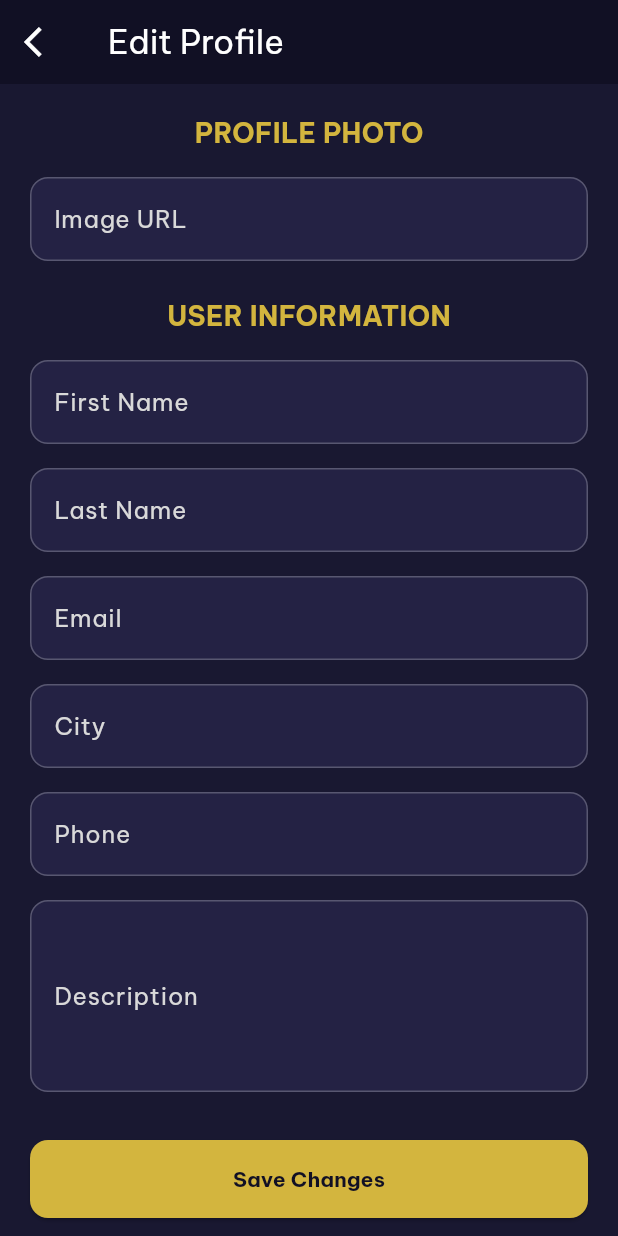
After one commit to pbp-kelompok-f3/kulatih-mobile, a Flutter app: the EditProfile screen opened directly, on a phone screen of 412 x 824 dp. The commit adds this screen. Run offline on Flutter 3.47's test engine with Material 3 defaults, Android fonts, the light colour scheme and no system bars; our stand-ins replace google_fonts; missing offline and left inert: pbp_django_auth; accounts and stored records are empty.

Commit message:
Added profile edit

```diff
--- a/lib/albert-user/screens/coach_profile.dart
+++ b/lib/albert-user/screens/coach_profile.dart
@@ -32,12 +32,6 @@ class CoachProfile extends StatelessWidget {
         _buildCoachRow("Sport", sportLabel),
         _buildCoachRow("Hourly Fee", feeLabel),
       ],
-      bottomNavigationBar: BottomNavBar(
-        currentIndex: 0, // Index 0 = Coach/Find Coach
-        onTap: (index) {
-          Navigator.pop(context);
-        },
-      ),
     );
   }
 
--- /dev/null
+++ b/lib/albert-user/screens/edit_profile.dart
@@ -0,0 +1,384 @@
+import 'dart:convert';
+import 'package:flutter/material.dart';
+import 'package:provider/provider.dart';
+import 'package:pbp_django_auth/pbp_django_auth.dart';
+import 'package:kulatih_mobile/models/user_provider.dart';
+import 'package:kulatih_mobile/theme/app_colors.dart';
+import 'package:kulatih_mobile/albert-user/widgets/coach_card.dart'; // For sportChoices
+
+class EditProfile extends StatefulWidget {
+  const EditProfile({super.key});
+
+  @override
+  State<EditProfile> createState() => _EditProfileState();
+}
+
+class _EditProfileState extends State<EditProfile> {
+  final _formKey = GlobalKey<FormState>();
+  bool _isLoading = false;
+
+  // Controllers for form fields
+  late TextEditingController _firstNameController;
+  late TextEditingController _lastNameController;
+  late TextEditingController _emailController;
+  late TextEditingController _cityController;
+  late TextEditingController _phoneController;
+  late TextEditingController _descriptionController;
+  late TextEditingController
+  _profilePhotoController; // Controller for photo URL
+
+  // Coach-specific fields
+  late TextEditingController _hourlyFeeController;
+  String? _selectedSport;
+
+  // For image preview
+  String _photoPreviewUrl = '';
+
+  @override
+  void initState() {
+    super.initState();
+    final userProfile = context.read<UserProvider>().userProfile;
+
+    // Pre-fill form with existing data
+    _firstNameController = TextEditingController(
+      text: userProfile?.firstName ?? '',
+    );
+    _lastNameController = TextEditingController(
+      text: userProfile?.lastName ?? '',
+    );
+    _emailController = TextEditingController(text: userProfile?.email ?? '');
+    _cityController = TextEditingController(
+      text: userProfile?.profile?.city ?? '',
+    );
+    _phoneController = TextEditingController(
+      text: userProfile?.profile?.phone ?? '',
+    );
+    _descriptionController = TextEditingController(
+      text: userProfile?.profile?.description ?? '',
+    );
+    _profilePhotoController = TextEditingController(
+      text: userProfile?.profile?.profilePhoto ?? '',
+    );
+    _photoPreviewUrl = userProfile?.profile?.profilePhoto ?? '';
+
+    // Update preview on text change
+    _profilePhotoController.addListener(() {
+      if (mounted && _profilePhotoController.text != _photoPreviewUrl) {
+        setState(() {
+          _photoPreviewUrl = _profilePhotoController.text;
+        });
+      }
+    });
+
+    if (userProfile?.isCoach ?? false) {
+      _hourlyFeeController = TextEditingController(
+        text: userProfile?.profile?.hourlyFee?.toString() ?? '0',
+      );
+      _selectedSport = userProfile?.profile?.sport;
+    }
+  }
+
+  @override
+  void dispose() {
+    _firstNameController.dispose();
+    _lastNameController.dispose();
+    _emailController.dispose();
+    _cityController.dispose();
+    _phoneController.dispose();
+    _descriptionController.dispose();
+    _profilePhotoController.dispose();
+    if (context.read<UserProvider>().isCoach) {
+      _hourlyFeeController.dispose();
+    }
+    super.dispose();
+  }
+
+  Future<void> _saveProfile() async {
+    if (!_formKey.currentState!.validate()) return;
+
+    setState(() => _isLoading = true);
+
+    final request = context.read<CookieRequest>();
+    final userProvider = context.read<UserProvider>();
+
+    final Map<String, dynamic> data = {
+      'first_name': _firstNameController.text,
+      'last_name': _lastNameController.text,
+      'email': _emailController.text,
+      'city': _cityController.text,
+      'phone': _phoneController.text,
+      'description': _descriptionController.text,
+      'profile_photo': _profilePhotoController.text, // Add photo URL to payload
+    };
+
+    if (userProvider.isCoach) {
+      data['sport'] = _selectedSport;
+      data['hourly_fee'] = int.tryParse(_hourlyFeeController.text) ?? 0;
+    }
+
+    try {
+      final response = await request.postJson(
+        "http://localhost:8000/account/edit-profile-flutter/",
+        jsonEncode(data),
+      );
+
+      if (context.mounted) {
+        if (response['status'] == true) {
+          final currentUser = userProvider.userProfile!;
+          final updatedUserJson = {
+            ...currentUser.toJson(),
+            ...response['user'],
+            'profile': {
+              ...currentUser.profile!.toJson(),
+              ...response['profile'],
+            },
+          };
+
+          final finalUserData = Map<String, dynamic>.from(updatedUserJson);
+          finalUserData['profile'] = Map<String, dynamic>.from(
+            updatedUserJson['profile'],
+          );
+
+          userProvider.login(finalUserData);
+
+          ScaffoldMessenger.of(context).showSnackBar(
+            const SnackBar(
+              content: Text("Profile updated successfully!"),
+              backgroundColor: Colors.green,
+            ),
+          );
+          Navigator.of(context).pop();
+        } else {
+          ScaffoldMessenger.of(context).showSnackBar(
+            SnackBar(
+              content: Text("Error: ${response['message']}"),
+              backgroundColor: Colors.red,
+            ),
+          );
+        }
+      }
+    } catch (e) {
+      if (context.mounted) {
+        ScaffoldMessenger.of(context).showSnackBar(
+          SnackBar(
+            content: Text("An error occurred: $e"),
+            backgroundColor: Colors.red,
+          ),
+        );
+      }
+    } finally {
+      if (mounted) {
+        setState(() => _isLoading = false);
+      }
+    }
+  }
+
+  @override
+  Widget build(BuildContext context) {
+    final userProvider = context.watch<UserProvider>();
+
+    return Scaffold(
+      backgroundColor: AppColors.bg,
+      appBar: AppBar(
+        title: const Text("Edit Profile"),
+        backgroundColor: AppColors.navBarBg,
+        scrolledUnderElevation: 0,
+        leading: IconButton(
+          icon: const Icon(Icons.arrow_back_ios),
+          onPressed: () => Navigator.of(context).pop(),
+        ),
+      ),
+      body: SingleChildScrollView(
+        padding: const EdgeInsets.all(20.0),
+        child: Form(
+          key: _formKey,
+          child: Column(
+            crossAxisAlignment: CrossAxisAlignment.start,
+            children: [
+              // PROFILE PHOTO
+              const Center(
+                child: Text(
+                  "PROFILE PHOTO",
+                  style: TextStyle(
+                    color: AppColors.textHeading,
+                    fontSize: 18,
+                    fontWeight: FontWeight.bold,
+                  ),
+                ),
+              ),
+              const SizedBox(height: 16),
+              if (_photoPreviewUrl.isNotEmpty)
+                Center(
+                  child: Padding(
+                    padding: const EdgeInsets.only(bottom: 16.0),
+                    child: ClipRRect(
+                      borderRadius: BorderRadius.circular(12),
+                      child: Image.network(
+                        'http://localhost:8000/account/proxy-image/?url=${Uri.encodeComponent(_photoPreviewUrl)}',
+                        height: 120,
+                        width: 120,
+                        fit: BoxFit.cover,
+                        errorBuilder: (context, error, stackTrace) => Container(
+                          height: 120,
+                          width: 120,
+                          decoration: BoxDecoration(
+                            color: AppColors.cardBg,
+                            borderRadius: BorderRadius.circular(12),
+                            border: Border.all(color: Colors.white24),
+                          ),
+                          child: const Icon(
+                            Icons.no_photography,
+                            color: Colors.white54,
+                            size: 40,
+                          ),
+                        ),
+                      ),
+                    ),
+                  ),
+                ),
+              _buildTextField(_profilePhotoController, "Image URL"),
+              const SizedBox(height: 24),
+
+              // USER INFORMATION
+              const Center(
+                child: Text(
+                  "USER INFORMATION",
+                  style: TextStyle(
+                    color: AppColors.textHeading,
+                    fontSize: 18,
+                    fontWeight: FontWeight.bold,
+                  ),
+                ),
+              ),
+              const SizedBox(height: 16),
+              _buildTextField(_firstNameController, "First Name"),
+              const SizedBox(height: 16),
+              _buildTextField(_lastNameController, "Last Name"),
+              const SizedBox(height: 16),
+              _buildTextField(
+                _emailController,
+                "Email",
+                keyboardType: TextInputType.emailAddress,
+              ),
+              const SizedBox(height: 16),
+              _buildTextField(_cityController, "City"),
+              const SizedBox(height: 16),
+              _buildTextField(
+                _phoneController,
+                "Phone",
+                keyboardType: TextInputType.phone,
+              ),
+              const SizedBox(height: 16),
+              _buildTextField(
+                _descriptionController,
+                "Description",
+                maxLines: 4,
+              ),
+
+              if (userProvider.isCoach) ...[
+                const SizedBox(height: 24),
+                const Text(
+                  "Coach Information",
+                  style: TextStyle(
+                    color: AppColors.textHeading,
+                    fontSize: 18,
+                    fontWeight: FontWeight.bold,
+                  ),
+                ),
+                const SizedBox(height: 16),
+                _buildSportDropdown(),
+                const SizedBox(height: 16),
+                _buildTextField(
+                  _hourlyFeeController,
+                  "Hourly Fee (IDR)",
+                  keyboardType: TextInputType.number,
+                ),
+              ],
+
+              const SizedBox(height: 32),
+              SizedBox(
+                width: double.infinity,
+                child: ElevatedButton(
+                  onPressed: _isLoading ? null : _saveProfile,
+                  style: ElevatedButton.styleFrom(
+                    backgroundColor: AppColors.primary,
+                    padding: const EdgeInsets.symmetric(vertical: 16),
+                    shape: RoundedRectangleBorder(
+                      borderRadius: BorderRadius.circular(12),
+                    ),
+                  ),
+                  child: _isLoading
+                      ? const CircularProgressIndicator(
+                          color: AppColors.buttonText,
+                        )
+                      : const Text(
+                          "Save Changes",
+                          style: TextStyle(
+                            color: AppColors.buttonText,
+                            fontWeight: FontWeight.bold,
+                          ),
+                        ),
+                ),
+              ),
+            ],
+          ),
+        ),
+      ),
+    );
+  }
+
+  Widget _buildTextField(
+    TextEditingController controller,
+    String label, {
+    int maxLines = 1,
+    TextInputType? keyboardType,
+  }) {
+    return TextFormField(
+      controller: controller,
+      maxLines: maxLines,
+      keyboardType: keyboardType,
+      style: const TextStyle(color: AppColors.textPrimary),
+      decoration: InputDecoration(
+        labelText: label,
+        labelStyle: const TextStyle(color: AppColors.textSecondary),
+        filled: true,
+        fillColor: AppColors.cardBg,
+        border: OutlineInputBorder(borderRadius: BorderRadius.circular(12)),
+        enabledBorder: OutlineInputBorder(
+          borderRadius: BorderRadius.circular(12),
+          borderSide: const BorderSide(color: Colors.white24),
+        ),
+      ),
+    );
+  }
+
+  Widget _buildSportDropdown() {
+    return DropdownButtonFormField<String>(
+      value: _selectedSport,
+      items: sportChoices.entries.map((entry) {
+        return DropdownMenuItem<String>(
+          value: entry.key,
+          child: Text(entry.value),
+        );
+      }).toList(),
+      onChanged: (value) {
+        setState(() {
+          _selectedSport = value;
+        });
+      },
+      decoration: InputDecoration(
+        labelText: "Sport",
+        labelStyle: const TextStyle(color: AppColors.textSecondary),
+        filled: true,
+        fillColor: AppColors.cardBg,
+        border: OutlineInputBorder(borderRadius: BorderRadius.circular(12)),
+        enabledBorder: OutlineInputBorder(
+          borderRadius: BorderRadius.circular(12),
+          borderSide: const BorderSide(color: Colors.white24),
+        ),
+      ),
+      dropdownColor: AppColors.cardBg,
+      style: const TextStyle(color: AppColors.textPrimary),
+    );
+  }
+}
--- a/lib/albert-user/screens/member_profile.dart
+++ b/lib/albert-user/screens/member_profile.dart
@@ -20,12 +20,6 @@ class MemberProfile extends StatelessWidget {
     return ProfileLayout(
       user: userProfile,
       extraInfoRows: const [], // Member tidak punya extra info
-      bottomNavigationBar: BottomNavBar(
-        currentIndex: 0, // Index 0 = Coach/Find Coach
-        onTap: (index) {
-          Navigator.pop(context);
-        },
-      ),
     );
   }
 }
--- a/lib/albert-user/screens/register_coach.dart
+++ b/lib/albert-user/screens/register_coach.dart
@@ -48,6 +48,7 @@ class _RegisterCoachPageState extends State<RegisterCoachPage> {
       backgroundColor: const Color(0xFF1A1625),
       appBar: AppBar(
         backgroundColor: const Color(0xFF1A1625),
+        scrolledUnderElevation: 0,
         leading: IconButton(
           icon: const Icon(Icons.arrow_back, color: Colors.white),
           onPressed: () => Navigator.pop(context),
--- a/lib/albert-user/screens/register_member.dart
+++ b/lib/albert-user/screens/register_member.dart
@@ -29,6 +29,7 @@ class _RegisterMemberPageState extends State<RegisterMemberPage> {
       backgroundColor: const Color(0xFF1A1625),
       appBar: AppBar(
         backgroundColor: const Color(0xFF1A1625),
+        scrolledUnderElevation: 0,
         leading: IconButton(
           icon: const Icon(Icons.arrow_back, color: Colors.white),
           onPressed: () => Navigator.pop(context),
--- a/lib/albert-user/widgets/profile_layout.dart
+++ b/lib/albert-user/widgets/profile_layout.dart
@@ -5,6 +5,7 @@ import 'package:provider/provider.dart';
 import 'package:kulatih_mobile/models/user_provider.dart';
 import 'package:kulatih_mobile/albert-user/screens/login.dart';
 import 'package:pbp_django_auth/pbp_django_auth.dart';
+import 'package:kulatih_mobile/albert-user/screens/edit_profile.dart';
 
 class ProfileLayout extends StatelessWidget {
   final UserProfile user;
@@ -153,7 +154,10 @@ class ProfileLayout extends StatelessWidget {
 
             // --- MENU BUTTONS ---
             _buildMenuButton(context, "Edit Profile", Icons.edit, () {
-              // Navigasi Edit Profile
+              Navigator.push(
+                context,
+                MaterialPageRoute(builder: (context) => const EditProfile()),
+              );
             }),
             const SizedBox(height: 20),
             _buildMenuButton(context, "My Bookings", Icons.calendar_today, () {
--- a/lib/models/user_model.dart
+++ b/lib/models/user_model.dart
@@ -41,6 +41,15 @@ class UserProfile {
     }
     return username;
   }
+
+  Map<String, dynamic> toJson() => {
+        'username': username,
+        'first_name': firstName,
+        'last_name': lastName,
+        'email': email,
+        'role': role,
+        'profile': profile?.toJson(),
+      };
 }
 
 class ProfileData {
@@ -72,9 +81,19 @@ class ProfileData {
       description: json['description'],
       profilePhoto: json['profile_photo'],
       sport: role == 'coach' ? json['sport'] : null,
-      hourlyFee: role == 'coach' ? json['hourly_fee'] : null,
+      hourlyFee: role == 'coach' ? (json['hourly_fee'] as num?)?.toInt() : null,
     );
   }
+
+  Map<String, dynamic> toJson() => {
+        'id': id,
+        'city': city,
+        'phone': phone,
+        'description': description,
+        'profile_photo': profilePhoto,
+        'sport': sport,
+        'hourly_fee': hourlyFee,
+      };
 
   String get sportLabel {
     const sportLabels = {
--- a/lib/navigationbar.dart
+++ b/lib/navigationbar.dart
@@ -17,10 +17,6 @@ class BottomNavBar extends StatelessWidget {
       padding: const EdgeInsets.symmetric(vertical: 14),
       decoration: const BoxDecoration(
         color: AppColors.navBarBg,
-        borderRadius: BorderRadius.only(
-          topLeft: Radius.circular(26),
-          topRight: Radius.circular(26),
-        ),
       ),
       child: Row(
         mainAxisAlignment: MainAxisAlignment.spaceAround,
```
